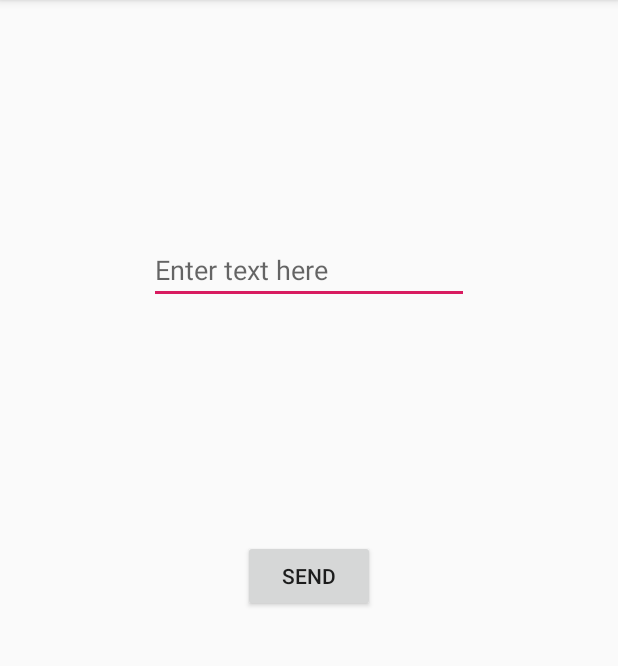
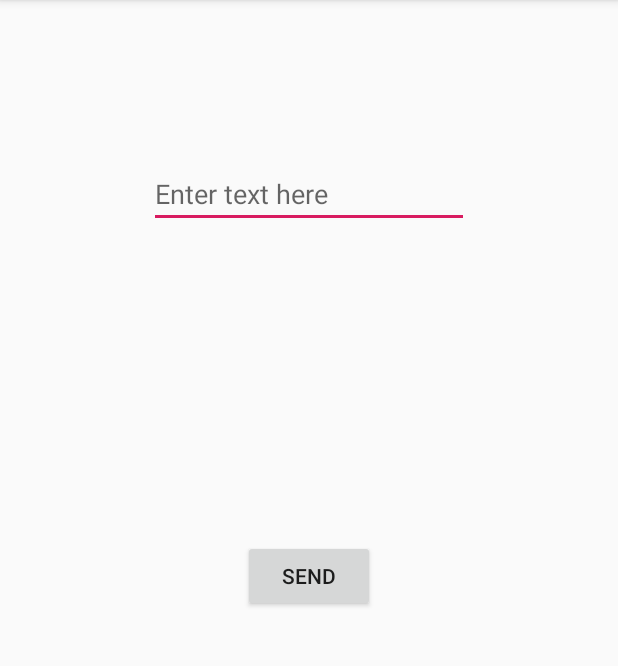
Before and after one commit to yerez29/post_pc, an Android app: the screen it shows after launch (MainActivity), after a tap on "SEND", on a phone screen of 412 x 824 dp, the part 84-750 px from its top. Run offline under Robolectric (Android 15) with nearby library versions, the phone set to English and light mode, and no system bars.

Commit message:
ex1 commit

```diff
--- a/app/src/main/java/com/example/firststeptoselfchat/MainActivity.java
+++ b/app/src/main/java/com/example/firststeptoselfchat/MainActivity.java
@@ -8,7 +8,7 @@ import android.widget.EditText;
 import android.widget.TextView;
 
 public class MainActivity extends AppCompatActivity {
-
+    public static final String EMPTY_STRING = "";
     @Override
     protected void onCreate(Bundle savedInstanceState) {
         super.onCreate(savedInstanceState);
@@ -20,7 +20,7 @@ public class MainActivity extends AppCompatActivity {
                 EditText inputText = findViewById(R.id.editText);
                 TextView outputText = findViewById(R.id.outputText);
                 String outputStr = inputText.getText().toString();
-                inputText.setText("");
+                inputText.setText(EMPTY_STRING);
                 outputText.setText(outputStr);
             }
         });
--- a/app/src/main/res/layout/activity_main.xml
+++ b/app/src/main/res/layout/activity_main.xml
@@ -16,12 +16,12 @@
         android:layout_marginEnd="8dp"
         android:layout_marginRight="8dp"
         android:layout_marginBottom="8dp"
+        android:freezesText="true"
         android:textSize="20sp"
-        android:freezesText="true"
-        app:layout_constraintBottom_toBottomOf="parent"
+        app:layout_constraintBottom_toTopOf="@+id/button"
         app:layout_constraintEnd_toEndOf="parent"
         app:layout_constraintStart_toStartOf="parent"
-        app:layout_constraintTop_toBottomOf="@+id/button" />
+        app:layout_constraintTop_toBottomOf="@+id/editText" />
 
     <Button
         android:id="@+id/button"
@@ -55,6 +55,7 @@
         app:layout_constraintBottom_toTopOf="@+id/button"
         app:layout_constraintEnd_toEndOf="parent"
         app:layout_constraintStart_toStartOf="parent"
-        app:layout_constraintTop_toTopOf="parent" />
+        app:layout_constraintTop_toTopOf="parent"
+        app:layout_constraintVertical_bias="0.33" />
 
 </android.support.constraint.ConstraintLayout>
```
Also changed, not shown: 2 other files.
